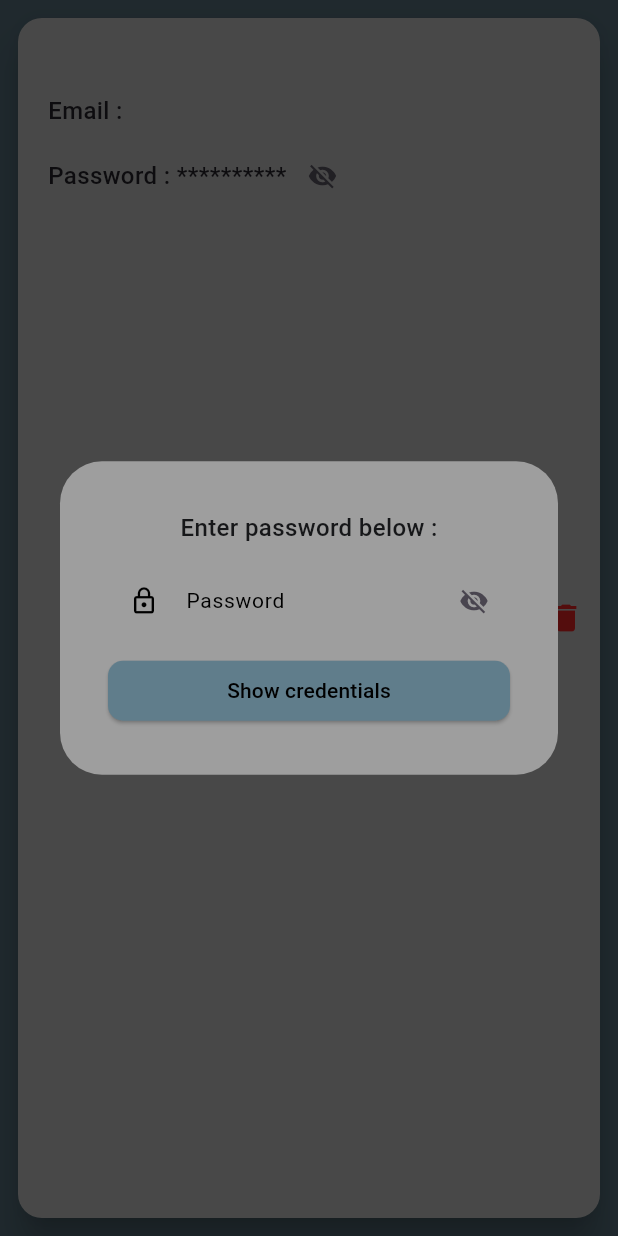
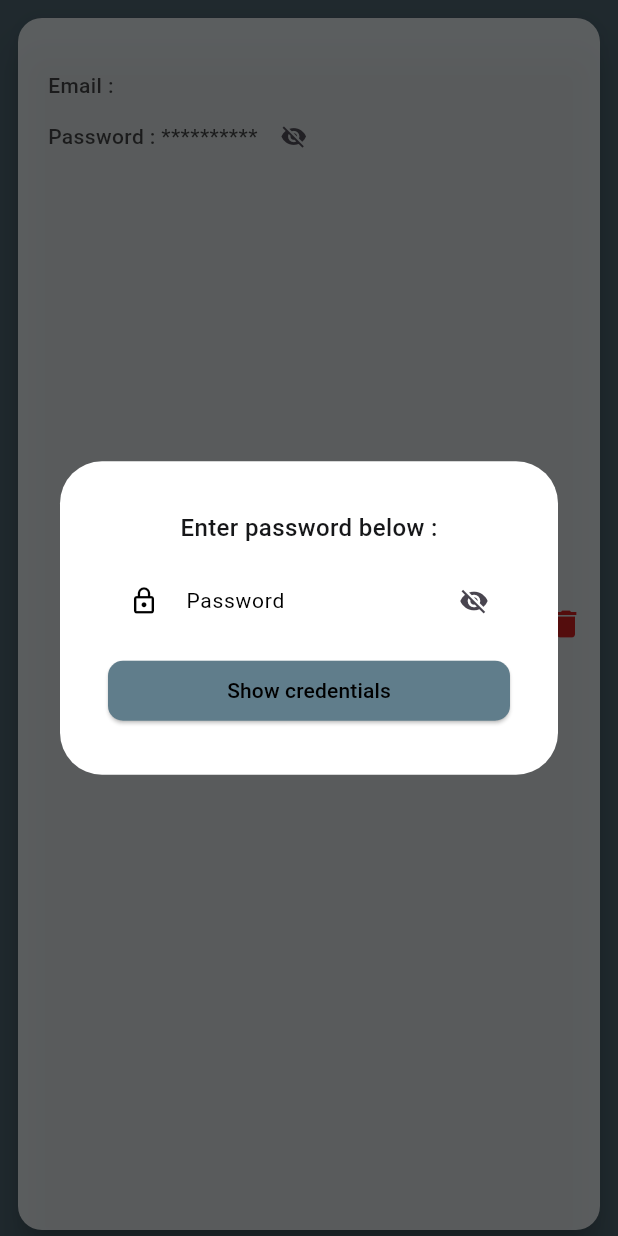
Before and after one commit to piyushkarmacharya/pass_guard, a Flutter app: the CredentialCard widget shown alone on an empty page, opened directly with empty values, after a tap on the "visibility off" icon, on a phone screen of 412 x 824 dp. Run offline on Flutter 3.47's test engine with Material 3 defaults, Android fonts, the phone set to English and light mode, and no system bars; our stand-ins replace flutter_secure_storage, local_auth, sqflite; accounts and stored records are empty; Roboto replaces fonts that are missing (DMSans).

Commit message:
change background color

```diff
--- a/lib/main.dart
+++ b/lib/main.dart
@@ -22,6 +22,7 @@ class MyApp extends StatelessWidget {
             iconTheme: IconThemeData(
               color: Color(0xFFFFFFFF),
             ),
+            toolbarHeight: 70,
             titleTextStyle:
                 TextStyle(color: Color(0xFFFFFFFF), fontFamily: "DMSans")),
       ),
--- a/lib/pages/homepage.dart
+++ b/lib/pages/homepage.dart
@@ -52,6 +52,7 @@ class _HomePageState extends State<HomePage> {
   @override
   Widget build(BuildContext context) {
     return Scaffold(
+        backgroundColor: Colors.white70,
         appBar: AppBar(
           titleSpacing: 0,
           title: Row(
@@ -241,7 +242,9 @@ class _HomePageState extends State<HomePage> {
                 icon: const Icon(Icons.add, size: 20))
           ],
         ),
-        body: FutureBuilder<List<Credential>>(
+        body: Padding(
+          padding: const EdgeInsets.symmetric(horizontal: 0, vertical: 8),
+          child: FutureBuilder<List<Credential>>(
             future: futureCredentials,
             builder: (context, snapshot) {
               if (snapshot.connectionState == ConnectionState.waiting) {
@@ -266,6 +269,7 @@ class _HomePageState extends State<HomePage> {
                 return const Text("No credentials found.");
               }
             },
+          ),
         ));
   }
 }
--- a/lib/widgets/credential_card.dart
+++ b/lib/widgets/credential_card.dart
@@ -128,7 +128,7 @@ class _CredentialCardState extends State<CredentialCard> {
           builder: (context) {
             return StatefulBuilder(builder: (context, setState) {
               return Dialog(
-                backgroundColor: Colors.grey,
+                backgroundColor: Colors.white,
                 child: Padding(
                   padding: const EdgeInsets.all(32.0),
                   child: Column(
@@ -265,16 +265,16 @@ class _CredentialCardState extends State<CredentialCard> {
     final credential = widget.cred;
     final credentialsTable = widget.credentialsTable;
     return Padding(
-      padding: const EdgeInsets.all(8.0),
+      padding: const EdgeInsets.fromLTRB(8.0, 8, 8, 0),
       child: Card(
         shape: RoundedRectangleBorder(borderRadius: BorderRadius.circular(16)),
-        color: Colors.grey,
+        color: Colors.white70,
         elevation: 10,
         child: Row(
           children: [
             Expanded(
               child: Padding(
-                padding: const EdgeInsets.fromLTRB(20, 16, 0, 16),
+                padding: const EdgeInsets.fromLTRB(20, 8, 0, 4),
                 child: Column(
                   crossAxisAlignment: CrossAxisAlignment.start,
                   children: [
@@ -282,28 +282,27 @@ class _CredentialCardState extends State<CredentialCard> {
                       child: Text(
                         credential.title,
                         style: const TextStyle(
-                          fontSize: 18,
+                          fontSize: 16,
                           fontWeight: FontWeight.bold,
                         ),
                       ),
                     ),
-                    const SizedBox(height: 8),
+                    const SizedBox(height: 4),
                     Text(
                       'Email : ${credential.email}',
-                      style: const TextStyle(
-                        fontSize: 16,
-                        fontWeight: FontWeight.w500,
-                      ),
+                      style: TextStyle(
+                          fontSize: 14,
+                          fontWeight: FontWeight.w500,
+                          color: Colors.black.withOpacity(0.7)),
                     ),
-                    const SizedBox(height: 8),
                     Row(
                       children: [
                         Text(
                           'Password : ${_showPassword ? credential.password : "**********"}',
-                          style: const TextStyle(
-                            fontSize: 16,
-                            fontWeight: FontWeight.w500,
-                          ),
+                          style: TextStyle(
+                              fontSize: 14,
+                              fontWeight: FontWeight.w500,
+                              color: Colors.black.withOpacity(0.7)),
                         ),
                         IconButton(
                           onPressed: () async {
@@ -321,7 +320,7 @@ class _CredentialCardState extends State<CredentialCard> {
                             _showPassword
                                 ? Icons.visibility
                                 : Icons.visibility_off,
-                            size: 20,
+                            size: 18,
                           ),
                         ),
                       ],
```
Lines whose indentation alone changed are shown as unchanged.
